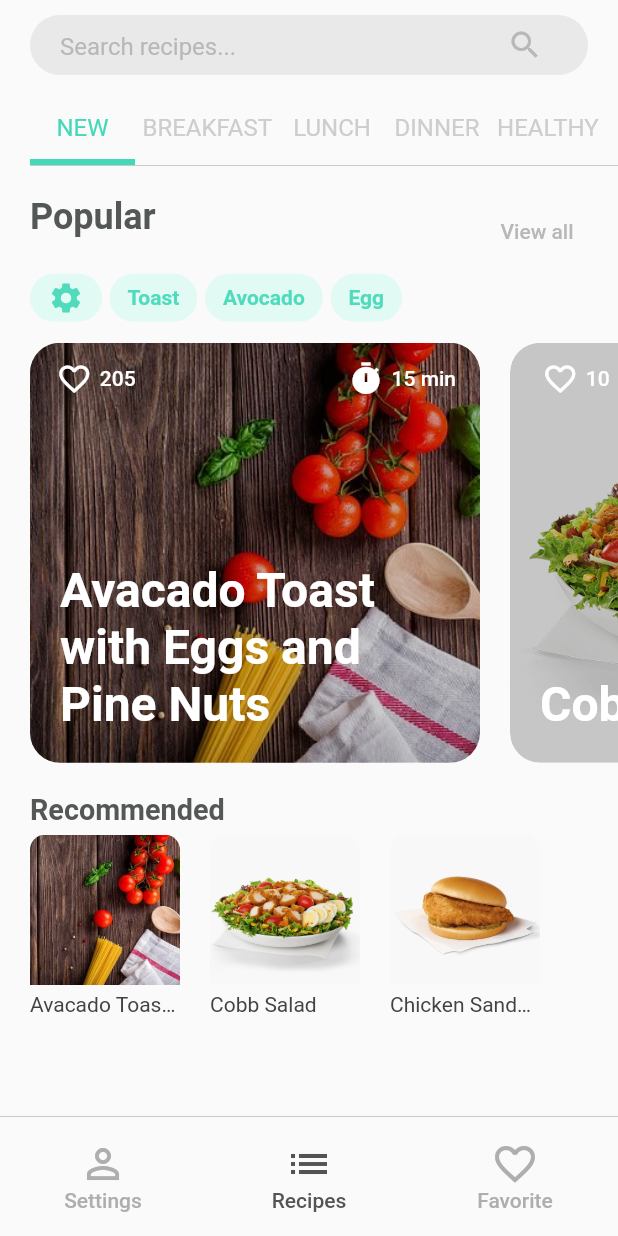
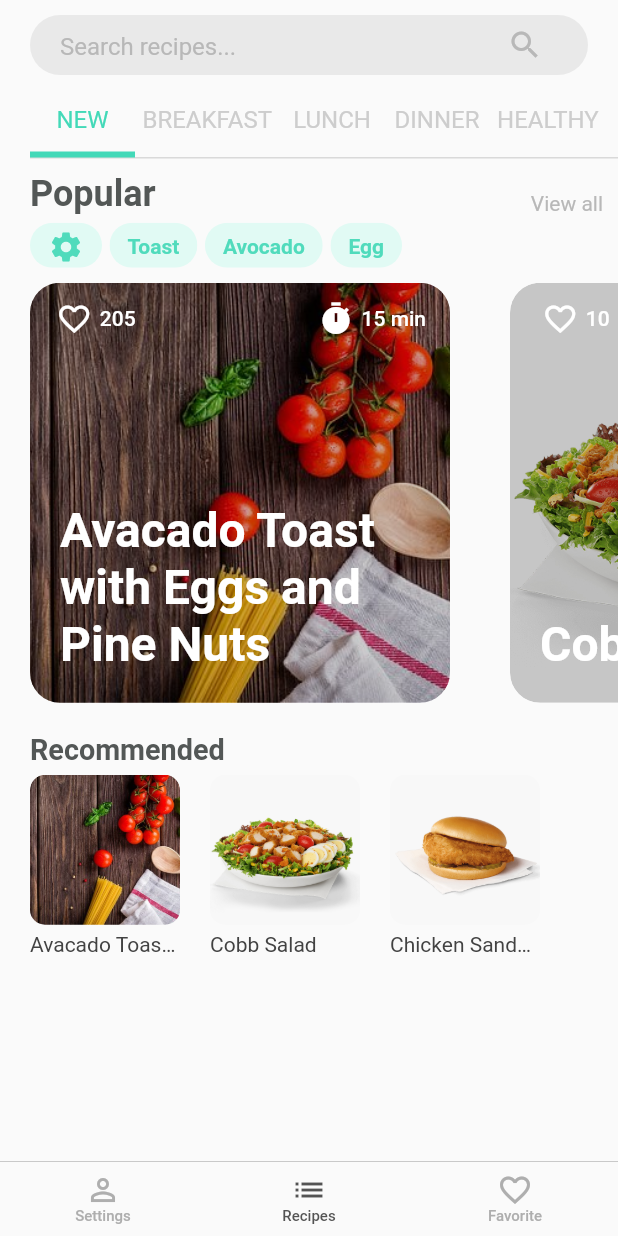
Before and after one commit to ajayy004/Food_Recipe___Flutter_App, a Flutter app: the screen it shows after launch, on a phone screen of 412 x 824 dp. Run offline on Flutter 3.47's test engine with Material 2 defaults, Android fonts, the phone set to English and light mode, and no system bars.

Commit message:
UI tweaks

```diff
--- a/lib/screens/reccipe_detail.dart
+++ b/lib/screens/reccipe_detail.dart
@@ -352,7 +352,7 @@ class RecipeDetail extends StatelessWidget {
                           children: <Widget>[
                             ListTile(
                               leading: Icon(
-                                Icons.radio_button_checked,
+                                Icons.radio_button_unchecked,
                                 color: Color(0xFF50dbbc),
                               ),
                               title: Text(
--- a/lib/screens/recipes.dart
+++ b/lib/screens/recipes.dart
@@ -30,13 +30,13 @@ class Recipes extends StatelessWidget {
                 size: 40,
               ),
             ),
-            SizedBox(height: 10),
+            SizedBox(height: 5),
             Categories(),
             Expanded(
               child: SingleChildScrollView(
                 child: Column(
                   children: <Widget>[
-                    SizedBox(height: 20),
+                    SizedBox(height: 10),
                     Padding(
                       padding: EdgeInsets.only(left: 20, right: 10),
                       child: BlockHeading(
@@ -45,7 +45,11 @@ class Recipes extends StatelessWidget {
                       ),
                     ),
                     Padding(
-                      padding: EdgeInsets.only(left: 20, right: 10),
+                      padding: EdgeInsets.only(
+                        left: 20,
+                        right: 10,
+                        top: 5,
+                      ),
                       child: Filters(),
                     ),
                     SizedBox(height: 10),
--- a/lib/screens/widgets/filters.dart
+++ b/lib/screens/widgets/filters.dart
@@ -23,7 +23,7 @@ class Filters extends StatelessWidget {
   @override
   Widget build(BuildContext context) {
     return Container(
-      height: 40,
+      height: 30,
       child: ListView.builder(
         scrollDirection: Axis.horizontal,
         itemCount: _filters.length,
--- a/lib/screens/widgets/recipe_card.dart
+++ b/lib/screens/widgets/recipe_card.dart
@@ -24,7 +24,8 @@ class RecipeCard extends StatelessWidget {
     return Container(
       width: 300,
       height: 280,
-      margin: EdgeInsets.only(left: 20),
+      margin: EdgeInsets.only(right: 20),
+      padding: EdgeInsets.only(left: 20),
       child: ClipRRect(
         borderRadius: BorderRadius.circular(20),
         child: Stack(
--- a/lib/screens/widgets/recipe_recommendation.dart
+++ b/lib/screens/widgets/recipe_recommendation.dart
@@ -28,11 +28,14 @@ class RecipeRecommendation extends StatelessWidget {
               child: Column(
                 crossAxisAlignment: CrossAxisAlignment.start,
                 children: <Widget>[
-                  Image.asset(
-                    Recipes().recipes[index].imageUrl,
-                    height: 100,
-                    width: 100,
-                    fit: BoxFit.cover,
+                  ClipRRect(
+                    borderRadius: BorderRadius.circular(10),
+                    child: Image.asset(
+                      Recipes().recipes[index].imageUrl,
+                      height: 100,
+                      width: 100,
+                      fit: BoxFit.cover,
+                    ),
                   ),
                   SizedBox(height: 5),
                   Text(
--- a/lib/widgets/block_heading.dart
+++ b/lib/widgets/block_heading.dart
@@ -17,7 +17,7 @@ class BlockHeading extends StatelessWidget {
     return Container(
       child: Row(
         mainAxisAlignment: MainAxisAlignment.spaceBetween,
-        crossAxisAlignment: CrossAxisAlignment.start,
+        crossAxisAlignment: CrossAxisAlignment.end,
         children: <Widget>[
           Text(
             title,
@@ -28,8 +28,8 @@ class BlockHeading extends StatelessWidget {
                 ),
           ),
           if (isViewAllVisiable)
-            FlatButton(
-              onPressed: () {},
+            InkWell(
+              onTap: () {},
               child: Text(
                 'View all',
                 textScaleFactor: fontScale,
--- a/lib/widgets/bottom_naviation.dart
+++ b/lib/widgets/bottom_naviation.dart
@@ -8,7 +8,7 @@ class BottomNaviation extends StatelessWidget {
   @override
   Widget build(BuildContext context) {
     return Container(
-      height: 80,
+      height: 50,
       decoration: BoxDecoration(
         border: Border(
           top: BorderSide(
@@ -29,12 +29,13 @@ class BottomNaviation extends StatelessWidget {
                 children: <Widget>[
                   Icon(
                     Icons.person_outline,
-                    size: 32,
+                    size: 24,
                     color: Color(0xFFAEAEAE),
                   ),
                   Text(
                     'Settings',
                     style: TextStyle(
+                      fontSize: 10,
                       color: Color(0xFFAEAEAE),
                     ),
                   ),
@@ -50,12 +51,13 @@ class BottomNaviation extends StatelessWidget {
                 children: <Widget>[
                   Icon(
                     Icons.list,
-                    size: 32,
+                    size: 24,
                     color: Color(0xFF535353),
                   ),
                   Text(
                     'Recipes',
                     style: TextStyle(
+                      fontSize: 10,
                       color: Color(0xFF535353),
                     ),
                   ),
@@ -71,12 +73,13 @@ class BottomNaviation extends StatelessWidget {
                 children: <Widget>[
                   Icon(
                     Icons.favorite_border,
-                    size: 32,
+                    size: 24,
                     color: Color(0xFFAEAEAE),
                   ),
                   Text(
                     'Favorite',
                     style: TextStyle(
+                      fontSize: 10,
                       color: Color(0xFFAEAEAE),
                     ),
                   ),
```
